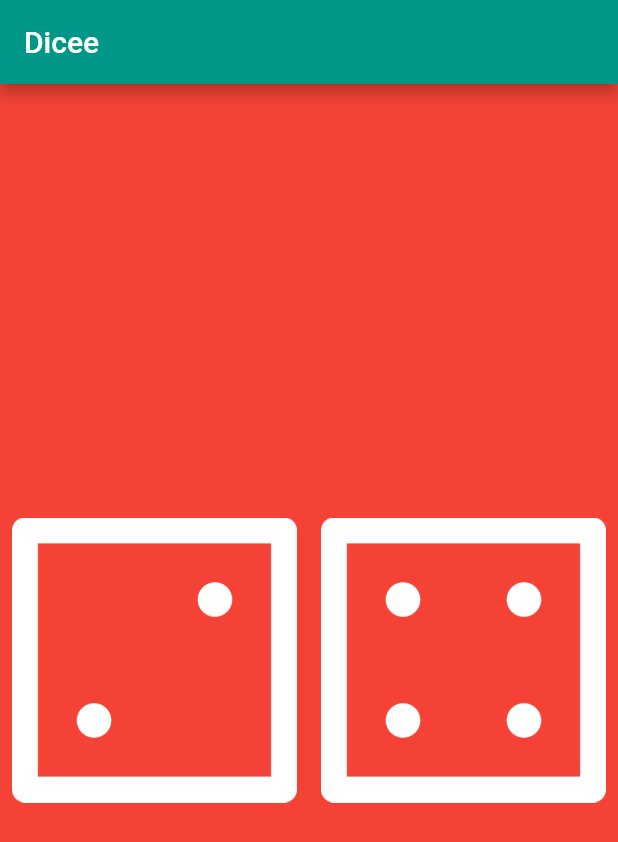
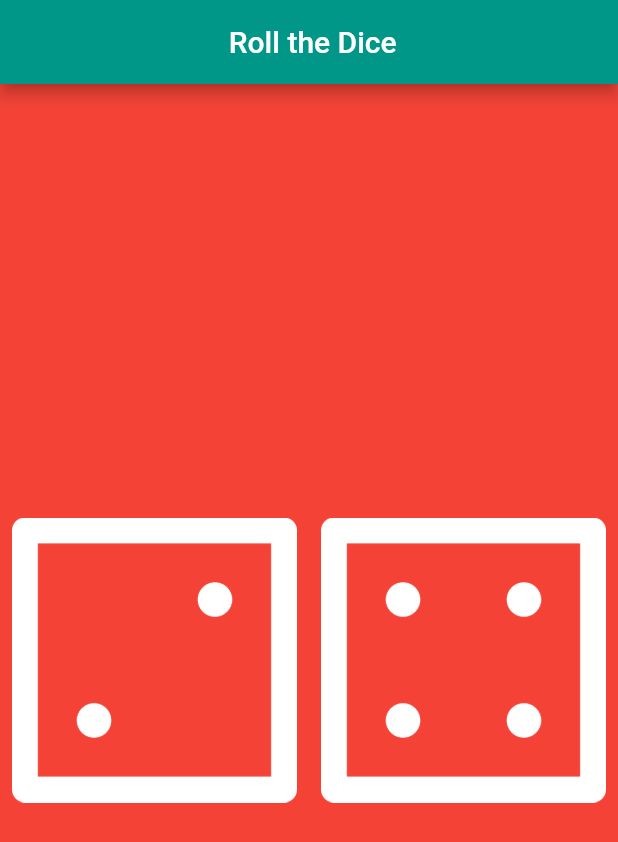
Before and after one commit to ashutosh-0907/dice_app, a Flutter app: the screen it shows after launch, on a phone screen of 412 x 824 dp. Shown: the top 842 px of the screen. Run offline on Flutter 3.47's test engine with Material 2 defaults, Android fonts, the light colour scheme and no system bars.

Commit message:
The Dice App Project is completed

```diff
--- a/lib/main.dart
+++ b/lib/main.dart
@@ -7,7 +7,9 @@ void main() {
       home: Scaffold(
         backgroundColor: Colors.red,
         appBar: AppBar(
-          title: const Text('Dicee'),
+          title: const Center(
+            child: Text(' Roll the Dice'),
+          ),
           backgroundColor: Colors.teal,
         ),
         body: const DicePage(),
```
